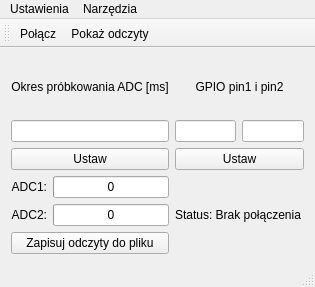
Above: ESP32tool/mainwindow.ui from piokac/summerschoolESP32 before the change. Below: the same form after it.
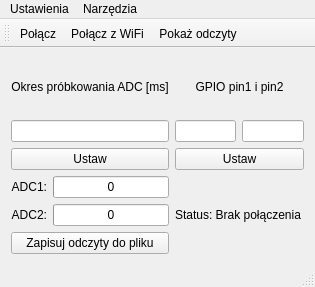
That is the form after the change. Icons and pictures are not drawn.

Diff of the .ui file:
```diff
--- a/ESP32tool/mainwindow.ui
+++ b/ESP32tool/mainwindow.ui
@@ -232,6 +232,7 @@
     <bool>false</bool>
    </attribute>
    <addaction name="actionKomunikacja"/>
+   <addaction name="actionWiFi"/>
    <addaction name="actionZobacz_odczyty"/>
   </widget>
   <widget class="QStatusBar" name="statusBar"/>
@@ -239,6 +240,9 @@
    <property name="checkable">
     <bool>true</bool>
    </property>
+   <property name="enabled">
+    <bool>true</bool>
+   </property>
    <property name="icon">
     <iconset resource="icons.qrc">
      <normaloff>:/icons/komunikacja.ico</normaloff>:/icons/komunikacja.ico</iconset>
@@ -265,6 +269,17 @@
     <string>Ctrl+Shift+R</string>
    </property>
   </action>
+  <action name="actionWiFi">
+   <property name="checkable">
+    <bool>true</bool>
+   </property>
+   <property name="text">
+    <string>Połącz z WiFi</string>
+   </property>
+   <property name="shortcut">
+    <string>Ctrl+W</string>
+   </property>
+  </action>
  </widget>
  <layoutdefault spacing="6" margin="11"/>
  <resources>
```
Left out of the diff: 1 changed line with no effect on the pictures.
